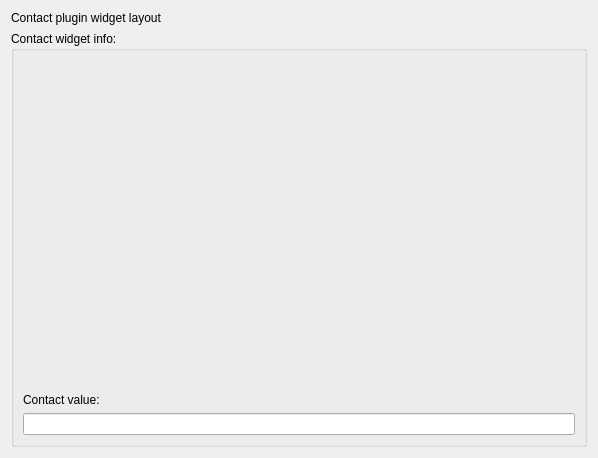
Above: cc3d/twedit5/Plugins/CC3DProject/ContactPlugin_widget.ui from CompuCell3D/cc3d-twedit5 before the change. Below: the same form after it.
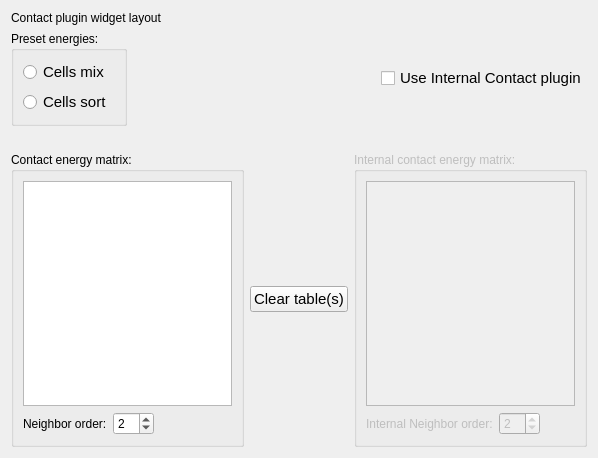
That is the form after the change.

Commit message: Updates for contact plugin

What changed in the file:
```diff
--- a/cc3d/twedit5/Plugins/CC3DProject/ContactPlugin_widget.ui
+++ b/cc3d/twedit5/Plugins/CC3DProject/ContactPlugin_widget.ui
@@ -24,36 +24,207 @@
       </widget>
      </item>
      <item>
-      <widget class="QGroupBox" name="groupBox">
-       <property name="title">
-        <string>Contact widget info:</string>
-       </property>
-       <layout class="QVBoxLayout" name="verticalLayout_3">
-        <item>
-         <spacer name="verticalSpacer">
-          <property name="orientation">
-           <enum>Qt::Vertical</enum>
-          </property>
-          <property name="sizeHint" stdset="0">
-           <size>
-            <width>20</width>
-            <height>40</height>
-           </size>
-          </property>
-         </spacer>
-        </item>
-        <item>
-         <widget class="QLabel" name="contact_val_LB">
-          <property name="text">
-           <string>Contact value:</string>
-          </property>
-         </widget>
-        </item>
-        <item>
-         <widget class="QLineEdit" name="contact_value_LE"/>
-        </item>
-       </layout>
-      </widget>
+      <layout class="QHBoxLayout" name="horizontalLayout">
+       <item>
+        <widget class="QGroupBox" name="presetsGB">
+         <property name="title">
+          <string>Preset energies:</string>
+         </property>
+         <layout class="QVBoxLayout" name="verticalLayout_3">
+          <item>
+           <widget class="QRadioButton" name="cells_mixRB">
+            <property name="font">
+             <font>
+              <pointsize>11</pointsize>
+             </font>
+            </property>
+            <property name="text">
+             <string>Cells mix</string>
+            </property>
+           </widget>
+          </item>
+          <item>
+           <widget class="QRadioButton" name="cells_sortRB">
+            <property name="font">
+             <font>
+              <pointsize>11</pointsize>
+             </font>
+            </property>
+            <property name="text">
+             <string>Cells sort</string>
+            </property>
+           </widget>
+          </item>
+         </layout>
+        </widget>
+       </item>
+       <item>
+        <spacer name="horizontalSpacer">
+         <property name="orientation">
+          <enum>Qt::Horizontal</enum>
+         </property>
+         <property name="sizeHint" stdset="0">
+          <size>
+           <width>40</width>
+           <height>20</height>
+          </size>
+         </property>
+        </spacer>
+       </item>
+       <item>
+        <widget class="QCheckBox" name="contact_internalCB">
+         <property name="font">
+          <font>
+           <pointsize>11</pointsize>
+          </font>
+         </property>
+         <property name="text">
+          <string>Use Internal Contact plugin</string>
+         </property>
+        </widget>
+       </item>
+      </layout>
+     </item>
+     <item>
+      <layout class="QHBoxLayout" name="clear_tables_hLayout">
+       <item>
+        <spacer name="clear_tables_hSpacer">
+         <property name="orientation">
+          <enum>Qt::Horizontal</enum>
+         </property>
+         <property name="sizeHint" stdset="0">
+          <size>
+           <width>40</width>
+           <height>20</height>
+          </size>
+         </property>
+        </spacer>
+       </item>
+       <item>
+        <spacer name="clear_tables_hSpacer_2">
+         <property name="orientation">
+          <enum>Qt::Horizontal</enum>
+         </property>
+         <property name="sizeHint" stdset="0">
+          <size>
+           <width>40</width>
+           <height>20</height>
+          </size>
+         </property>
+        </spacer>
+       </item>
+      </layout>
+     </item>
+     <item>
+      <layout class="QHBoxLayout" name="energy_matrices_hLayout">
+       <item>
+        <widget class="QGroupBox" name="contact_matrixGB">
+         <property name="title">
+          <string>Contact energy matrix:</string>
+         </property>
+         <layout class="QVBoxLayout" name="verticalLayout_4">
+          <item>
+           <widget class="QTableWidget" name="contact_matrix_table"/>
+          </item>
+          <item>
+           <layout class="QHBoxLayout" name="horizontalLayout_2">
+            <item>
+             <widget class="QLabel" name="label_2">
+              <property name="text">
+               <string>Neighbor order:</string>
+              </property>
+             </widget>
+            </item>
+            <item>
+             <widget class="QSpinBox" name="contact_neighborSB">
+              <property name="maximum">
+               <number>10</number>
+              </property>
+              <property name="value">
+               <number>2</number>
+              </property>
+             </widget>
+            </item>
+            <item>
+             <spacer name="horizontalSpacer_3">
+              <property name="orientation">
+               <enum>Qt::Horizontal</enum>
+              </property>
+              <property name="sizeHint" stdset="0">
+               <size>
+                <width>40</width>
+                <height>20</height>
+               </size>
+              </property>
+             </spacer>
+            </item>
+           </layout>
+          </item>
+         </layout>
+        </widget>
+       </item>
+       <item>
+        <widget class="QPushButton" name="contact_clear_tablesPB">
+         <property name="font">
+          <font>
+           <pointsize>11</pointsize>
+          </font>
+         </property>
+         <property name="text">
+          <string>Clear table(s)</string>
+         </property>
+        </widget>
+       </item>
+       <item>
+        <widget class="QGroupBox" name="internal_contact_matrixGB">
+         <property name="enabled">
+          <bool>false</bool>
+         </property>
+         <property name="title">
+          <string>Internal contact energy matrix:</string>
+         </property>
+         <layout class="QVBoxLayout" name="verticalLayout_5">
+          <item>
+           <widget class="QTableWidget" name="internal_contact_matrix"/>
+          </item>
+          <item>
+           <layout class="QHBoxLayout" name="horizontalLayout_3">
+            <item>
+             <widget class="QLabel" name="internal_neighborLB">
+              <property name="text">
+               <string>Internal Neighbor order:</string>
+              </property>
+             </widget>
+            </item>
+            <item>
+             <widget class="QSpinBox" name="contact_internal_neighborSB">
+              <property name="maximum">
+               <number>10</number>
+              </property>
+              <property name="value">
+               <number>2</number>
+              </property>
+             </widget>
+            </item>
+            <item>
+             <spacer name="horizontalSpacer_4">
+              <property name="orientation">
+               <enum>Qt::Horizontal</enum>
+              </property>
+              <property name="sizeHint" stdset="0">
+               <size>
+                <width>40</width>
+                <height>20</height>
+               </size>
+              </property>
+             </spacer>
+            </item>
+           </layout>
+          </item>
+         </layout>
+        </widget>
+       </item>
+      </layout>
      </item>
     </layout>
    </item>
```
Left out of the diff: 2 changed lines with no effect on the pictures. The commit also changes 5 other files.
